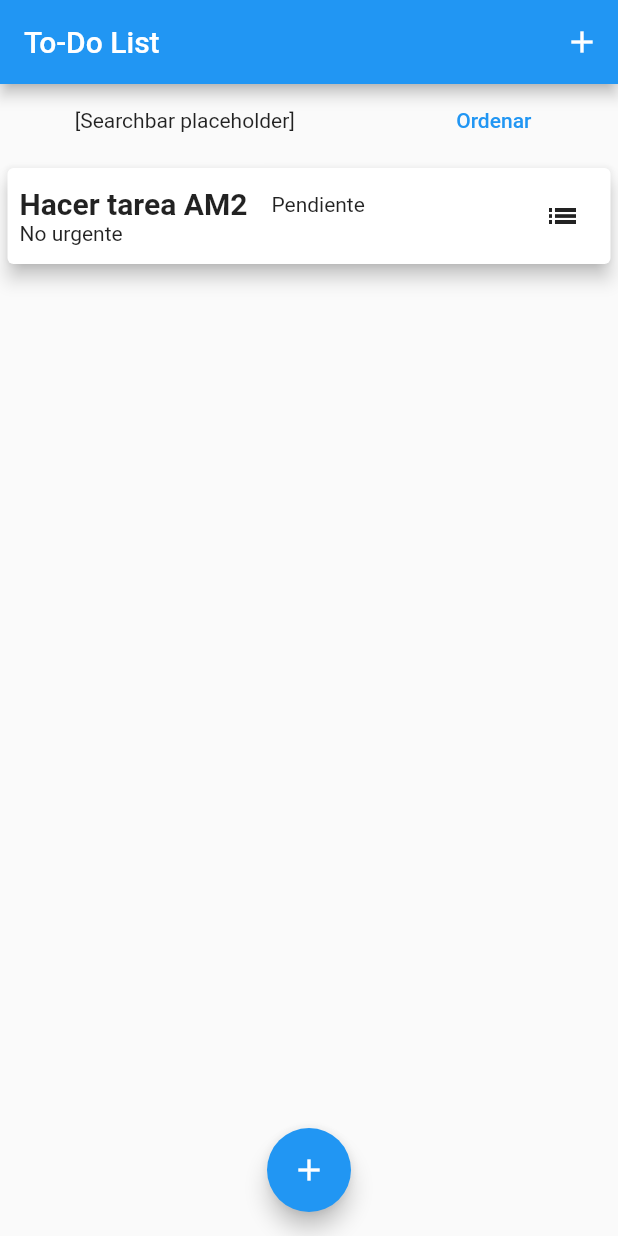
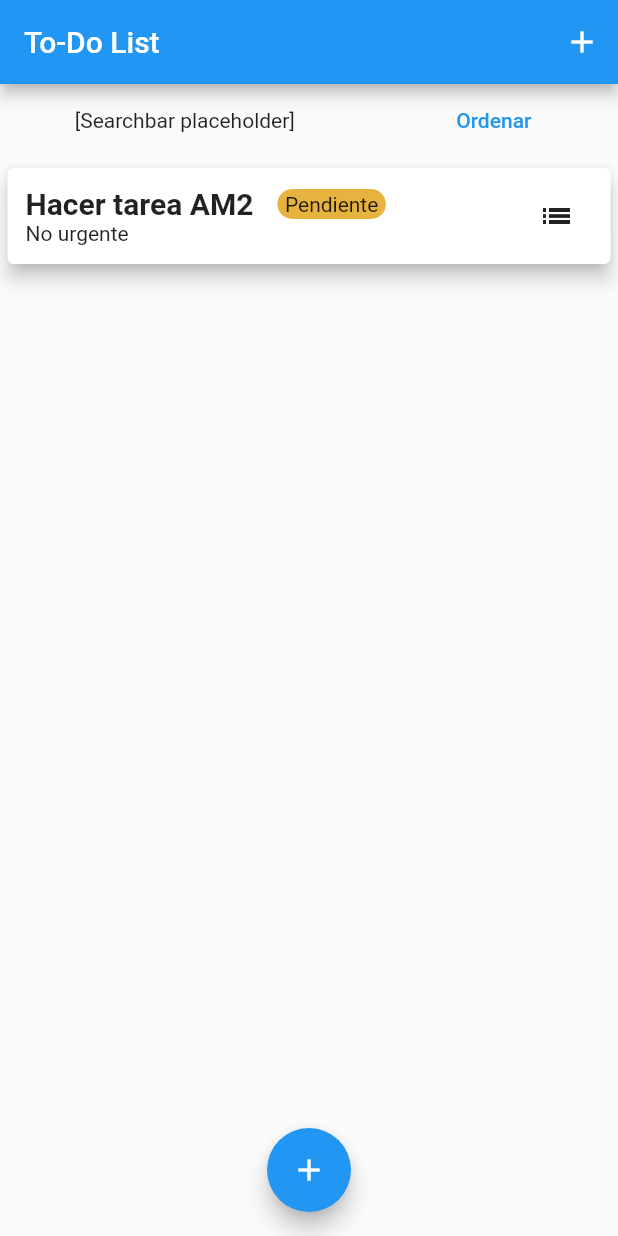
Before and after one commit to Matias-Rossi/todo_one, a Flutter app: the screen it shows after launch, on a phone screen of 412 x 824 dp. Run offline on Flutter 3.47's test engine with Material 2 defaults, Android fonts, the light colour scheme and no system bars.

Commit message:
Added status styling

```diff
--- a/lib/main.dart
+++ b/lib/main.dart
@@ -28,7 +28,6 @@ class MyHomePage extends StatefulWidget {
 }
 
 class _MyHomePageState extends State<MyHomePage> {
-  @override
   final List<Task> _userTasks = [
     Task(
       id: DateTime.now().toString(),
@@ -86,6 +85,7 @@ class _MyHomePageState extends State<MyHomePage> {
         });
   }
 
+  @override
   Widget build(BuildContext context) {
     final appBar = AppBar(title: Text("To-Do List"), actions: <Widget>[
       IconButton(
--- a/lib/widgets/task_list.dart
+++ b/lib/widgets/task_list.dart
@@ -38,6 +38,36 @@ class TaskList extends StatelessWidget {
       return _empty;
   }
 
+  Widget _showStatus(String status) {
+    if (status == null) return _empty;
+    Color backColor;
+    switch (status) {
+      case "Pendiente":
+        backColor = Color.fromRGBO(230, 179, 62, 127);
+        break;
+      case "Hoy":
+        backColor = Color.fromRGBO(163, 11, 0, 127);
+        break;
+      case "Realizado":
+        backColor = Color.fromRGBO(72, 181, 0, 127);
+        break;
+      default:
+        return Text(status);
+    }
+    return DecoratedBox(
+      decoration: BoxDecoration(
+        color: backColor,
+        borderRadius: BorderRadius.all(
+          Radius.circular(10),
+        ),
+      ),
+      child: Padding(
+        padding: const EdgeInsets.symmetric(vertical: 2, horizontal: 5),
+        child: Text(status),
+      ),
+    );
+  }
+
   static Widget _empty = Container(width: 0, height: 0);
 
   @override
@@ -67,7 +97,8 @@ class TaskList extends StatelessWidget {
                   margin: EdgeInsets.symmetric(vertical: 8, horizontal: 5),
                   elevation: 5,
                   child: Padding(
-                    padding: const EdgeInsets.all(8.0),
+                    padding:
+                        const EdgeInsets.symmetric(vertical: 8, horizontal: 12),
                     child: Row(
                       crossAxisAlignment: CrossAxisAlignment.center,
                       mainAxisAlignment: MainAxisAlignment.spaceBetween,
@@ -89,9 +120,7 @@ class TaskList extends StatelessWidget {
                                   ),
                                   Padding(
                                     padding: const EdgeInsets.only(left: 16.0),
-                                    child: Text(tasks[ind].status != null
-                                        ? tasks[ind].status
-                                        : ""),
+                                    child: _showStatus(tasks[ind].status),
                                   ),
                                   //todo armar mejor la presentación de los estados
                                 ],
```
